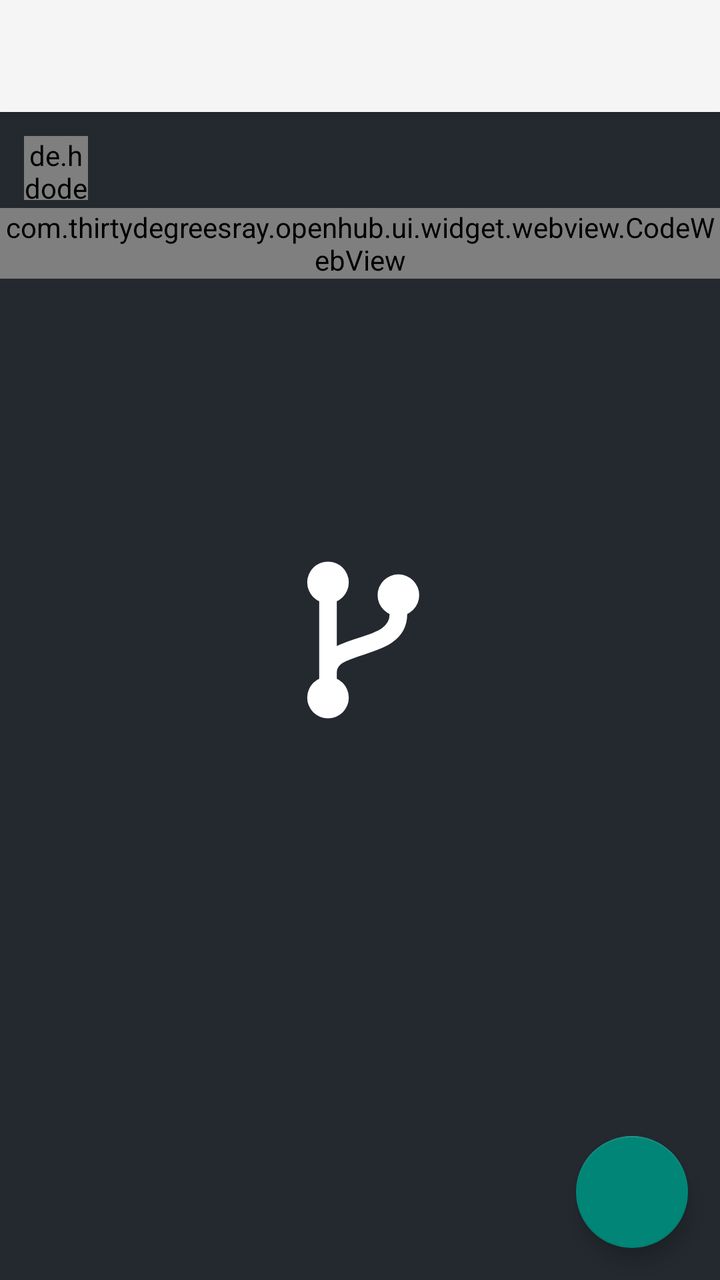
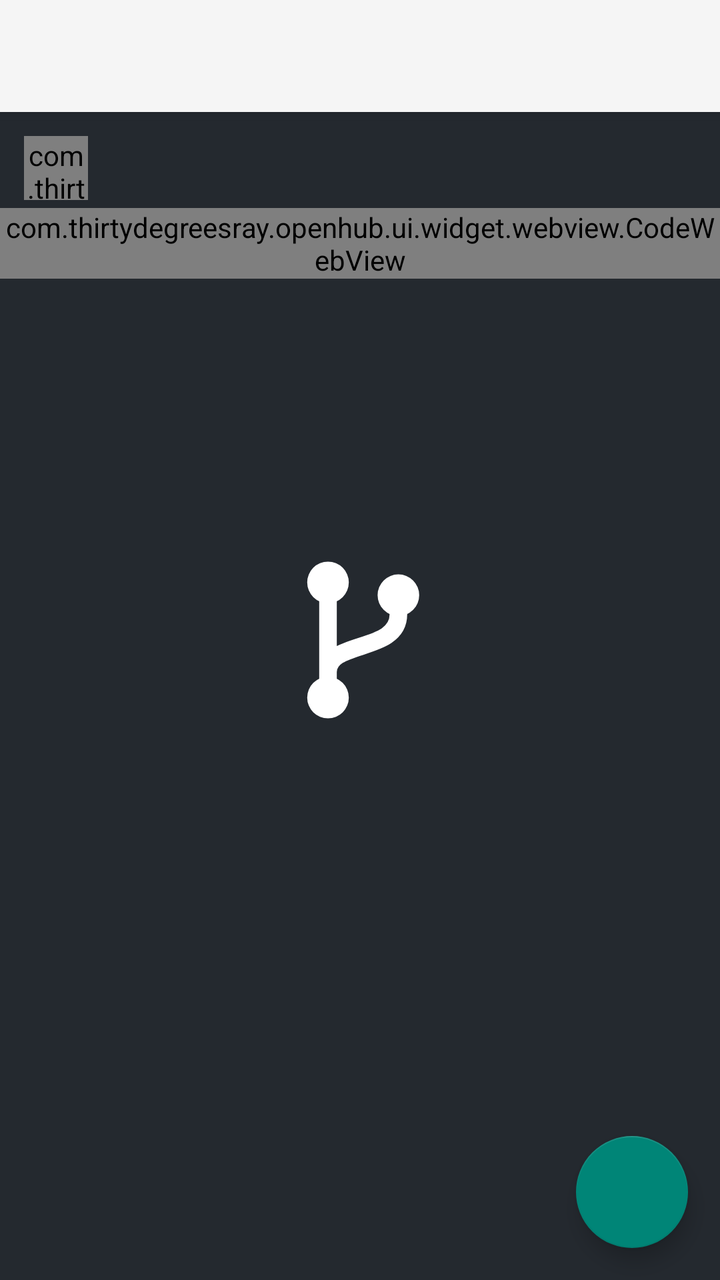

The first picture is an Android layout as it rendered before a commit; the second is the same layout after the commit. The layout source and the unified diff follow.
<!-- AndroidManifest.xml: application theme SplashTheme -->
<!-- res/layout/activity_release_info.xml -->
<?xml version="1.0" encoding="utf-8"?>
<androidx.coordinatorlayout.widget.CoordinatorLayout
    xmlns:android="http://schemas.android.com/apk/res/android"
    xmlns:app="http://schemas.android.com/apk/res-auto"
    xmlns:tools="http://schemas.android.com/tools"
    android:orientation="vertical"
    android:layout_width="match_parent"
    android:layout_height="match_parent">

    <include layout="@layout/layout_appbar"/>

    <FrameLayout
        android:layout_width="match_parent"
        android:layout_height="match_parent"
        app:layout_behavior="@string/appbar_scrolling_view_behavior">

        <androidx.core.widget.NestedScrollView
            android:id="@+id/scroll_view"
            android:layout_width="match_parent"
            android:layout_height="match_parent">

                <LinearLayout
                    android:layout_width="match_parent"
                    android:layout_height="wrap_content"
                    android:orientation="vertical">

                    <LinearLayout
                        android:layout_width="match_parent"
                        android:layout_height="wrap_content"
                        android:orientation="horizontal"
                        android:gravity="center_vertical"
                        android:layout_marginStart="@dimen/spacing_normal"
                        android:layout_marginEnd="@dimen/spacing_normal"
                        android:layout_marginTop="@dimen/spacing_normal"
                        android:layout_marginBottom="@dimen/spacing_mini">
                        <de.hdodenhof.circleimageview.CircleImageView
                            android:id="@+id/user_avatar"
                            android:layout_width="32dp"
                            android:layout_height="32dp"
                            android:background="?android:selectableItemBackgroundBorderless"/>
                        <TextView
                            android:id="@+id/user_name"
                            android:layout_width="wrap_content"
                            android:layout_height="wrap_content"
                            android:textSize="@dimen/text_small"
                            android:textColor="?android:textColorSecondary"
                            android:layout_marginStart="@dimen/spacing_small"/>
                    </LinearLayout>

                    <TextView
                        android:id="@+id/release_title"
                        android:layout_width="match_parent"
                        android:layout_height="wrap_content"
                        android:layout_marginStart="@dimen/spacing_normal"
                        android:layout_marginEnd="@dimen/spacing_normal"
                        android:layout_marginTop="@dimen/spacing_mini"
                        android:textSize="@dimen/text_large"
                        android:textStyle="bold"
                        android:textColor="?android:textColorPrimary"
                        android:visibility="gone"/>

                    <LinearLayout
                        android:id="@+id/badges"
                        android:layout_width="match_parent"
                        android:layout_height="wrap_content"
                        android:orientation="horizontal"
                        android:layout_marginStart="@dimen/spacing_normal"
                        android:layout_marginEnd="@dimen/spacing_normal"
                        android:layout_marginTop="@dimen/spacing_small"
                        android:visibility="gone">
                        <TextView
                            android:id="@+id/badge_draft"
                            style="@style/ReleaseBadge"
                            android:text="@string/release_draft_badge"/>
                        <TextView
                            android:id="@+id/badge_prerelease"
                            style="@style/ReleaseBadge"
                            android:text="@string/release_prerelease_badge"/>
                        <TextView
                            android:id="@+id/badge_latest"
                            style="@style/ReleaseBadge"
                            android:text="@string/release_latest_badge"/>
                    </LinearLayout>

                    <com.thirtydegreesray.openhub.ui.widget.webview.CodeWebView
                        android:id="@+id/web_view"
                        android:layout_width="match_parent"
                        android:layout_height="wrap_content"
                        app:webview_background="?android:windowBackground"/>

                    <LinearLayout
                        android:id="@+id/assets_section"
                        android:layout_width="match_parent"
                        android:layout_height="wrap_content"
                        android:orientation="vertical"
                        android:paddingBottom="88dp"
                        android:visibility="gone">
                        <View
                            android:layout_width="match_parent"
                            android:layout_height="1dp"
                            android:layout_marginBottom="@dimen/spacing_small"
                            android:background="?android:listDivider"/>
                        <TextView
                            android:id="@+id/assets_title"
                            android:layout_width="match_parent"
                            android:layout_height="wrap_content"
                            android:layout_marginStart="@dimen/spacing_normal"
                            android:layout_marginEnd="@dimen/spacing_normal"
                            android:layout_marginBottom="@dimen/spacing_mini"
                            android:textSize="@dimen/text_small"
                            android:textStyle="bold"
                            android:textColor="?android:textColorSecondary"/>
                        <LinearLayout
                            android:id="@+id/assets_list"
                            android:layout_width="match_parent"
                            android:layout_height="wrap_content"
                            android:orientation="vertical"/>
                    </LinearLayout>


                </LinearLayout>

        </androidx.core.widget.NestedScrollView>

        <ProgressBar
            android:id="@+id/loader"
            style="@style/Widget.AppCompat.ProgressBar.Horizontal"
            android:layout_width="match_parent"
            android:layout_height="wrap_content"
            android:layout_gravity="top"
            android:indeterminate="true"
            android:paddingEnd="@dimen/spacing_large"
            android:paddingStart="@dimen/spacing_large"
            android:visibility="gone"/>

    </FrameLayout>

    <com.google.android.material.floatingactionbutton.FloatingActionButton
        android:id="@+id/download_bn"
        android:layout_width="wrap_content"
        android:layout_height="wrap_content"
        android:src="@drawable/ic_download_title"
        android:tint="?title_color"
        android:layout_gravity="bottom|end"
        android:layout_margin="@dimen/spacing_large"/>

</androidx.coordinatorlayout.widget.CoordinatorLayout>
<!-- res/layout/layout_appbar.xml (included above) -->
<?xml version="1.0" encoding="utf-8"?>
<com.google.android.material.appbar.AppBarLayout
    xmlns:android="http://schemas.android.com/apk/res/android"
    xmlns:app="http://schemas.android.com/apk/res-auto"
    android:id="@+id/app_bar"
    android:layout_width="match_parent"
    android:layout_height="wrap_content"
    android:theme="?appbar_theme">

    <androidx.appcompat.widget.Toolbar
        android:id="@+id/toolbar"
        android:layout_width="match_parent"
        android:layout_height="?attr/actionBarSize"
        android:background="?attr/colorPrimary"
        app:popupTheme="?popup_theme">

    </androidx.appcompat.widget.Toolbar>

    <com.google.android.material.tabs.TabLayout
        android:id="@+id/tab_layout"
        android:layout_width="match_parent"
        android:layout_height="wrap_content"
        android:visibility="gone"
        app:tabGravity="fill"
        app:tabMode="fixed"
        app:tabTextAppearance="@style/TextAppearance.Design.Tab"
        app:tabSelectedTextColor="?title_color"/>

</com.google.android.material.appbar.AppBarLayout>
<!-- resources referenced by this layout -->
<resources>
  <dimen name="spacing_large">16dp</dimen>
  <dimen name="spacing_mini">4dp</dimen>
  <dimen name="spacing_normal">12dp</dimen>
  <dimen name="spacing_small">8dp</dimen>
  <dimen name="text_large">18sp</dimen>
  <dimen name="text_small">14sp</dimen>
  <!-- drawable ic_download_title (drawable) -->
  <vector xmlns:android="http://schemas.android.com/apk/res/android"
          android:width="24dp"
          android:height="24dp"
          android:viewportWidth="24.0"
          android:viewportHeight="24.0">
      <path
          android:fillColor="?title_color"
          android:pathData="M19,9h-4V3H9v6H5l7,7 7,-7zM5,18v2h14v-2H5z"/>
  </vector>
  <string name="release_draft_badge">Draft</string>
  <string name="release_latest_badge">Latest</string>
  <string name="release_prerelease_badge">Pre-release</string>
  <style name="ReleaseBadge">
          <item name="android:layout_width">wrap_content</item>
          <item name="android:layout_height">wrap_content</item>
          <item name="android:layout_marginEnd">@dimen/spacing_small</item>
          <item name="android:paddingStart">8dp</item>
          <item name="android:paddingEnd">8dp</item>
          <item name="android:paddingTop">1dp</item>
          <item name="android:paddingBottom">1dp</item>
          <item name="android:background">@drawable/bg_badge</item>
          <item name="android:textSize">@dimen/text_mini</item>
          <item name="android:textColor">?colorAccent</item>
          <item name="android:visibility">gone</item>
      </style>
  <style name="SplashTheme" parent="Theme.AppCompat.Light.NoActionBar">
          
          <item name="android:statusBarColor">@color/transparent</item>
          
          <item name="android:windowBackground">@drawable/splash_screen_drawable</item>
          
      </style>
  <!-- drawable bg_badge (drawable) -->
  <?xml version="1.0" encoding="utf-8"?>
  <shape xmlns:android="http://schemas.android.com/apk/res/android" android:shape="rectangle">
      <corners android:radius="10dp"/>
      <stroke android:width="1dp" android:color="?colorAccent"/>
  </shape>
  <dimen name="text_mini">12sp</dimen>
  <color name="transparent">#00FFFFFF</color>
  <!-- drawable splash_screen_drawable (drawable) -->
  <layer-list xmlns:android="http://schemas.android.com/apk/res/android">
      <item>
          <shape>
              <solid android:color="@color/logo_background"/>
          </shape>
      </item>
      <item
          android:width="144dp"
          android:height="144dp"
          android:gravity="center">
          <vector
              android:width="144dp"
              android:height="144dp"
              android:viewportWidth="108"
              android:viewportHeight="108">
              <group
                  android:pivotX="54"
                  android:pivotY="54"
                  android:scaleX="1.2"
                  android:scaleY="1.2">
                  <path
                      android:pathData="M44,40 L44,68 M66,46 C66,58 44,54 44,64"
                      android:strokeColor="#FFFFFF"
                      android:strokeWidth="5.5"
                      android:strokeLineCap="round"/>
                  <path
                      android:fillColor="#FFFFFF"
                      android:pathData="M37.5,36 a6.5,6.5 0 1,0 13,0 a6.5,6.5 0 1,0 -13,0 Z M37.5,72 a6.5,6.5 0 1,0 13,0 a6.5,6.5 0 1,0 -13,0 Z M59.5,40 a6.5,6.5 0 1,0 13,0 a6.5,6.5 0 1,0 -13,0 Z"/>
              </group>
          </vector>
      </item>
  </layer-list>
  <color name="logo_background">#24292F</color>
</resources>

<!-- the commit's change to res/layout/activity_release_info.xml (unified diff, before → after) -->
@@ -33,7 +33,7 @@
                         android:layout_marginEnd="@dimen/spacing_normal"
                         android:layout_marginTop="@dimen/spacing_normal"
                         android:layout_marginBottom="@dimen/spacing_mini">
-                        <de.hdodenhof.circleimageview.CircleImageView
+                        <com.thirtydegreesray.openhub.ui.widget.CircleImageView
                             android:id="@+id/user_avatar"
                             android:layout_width="32dp"
                             android:layout_height="32dp"
